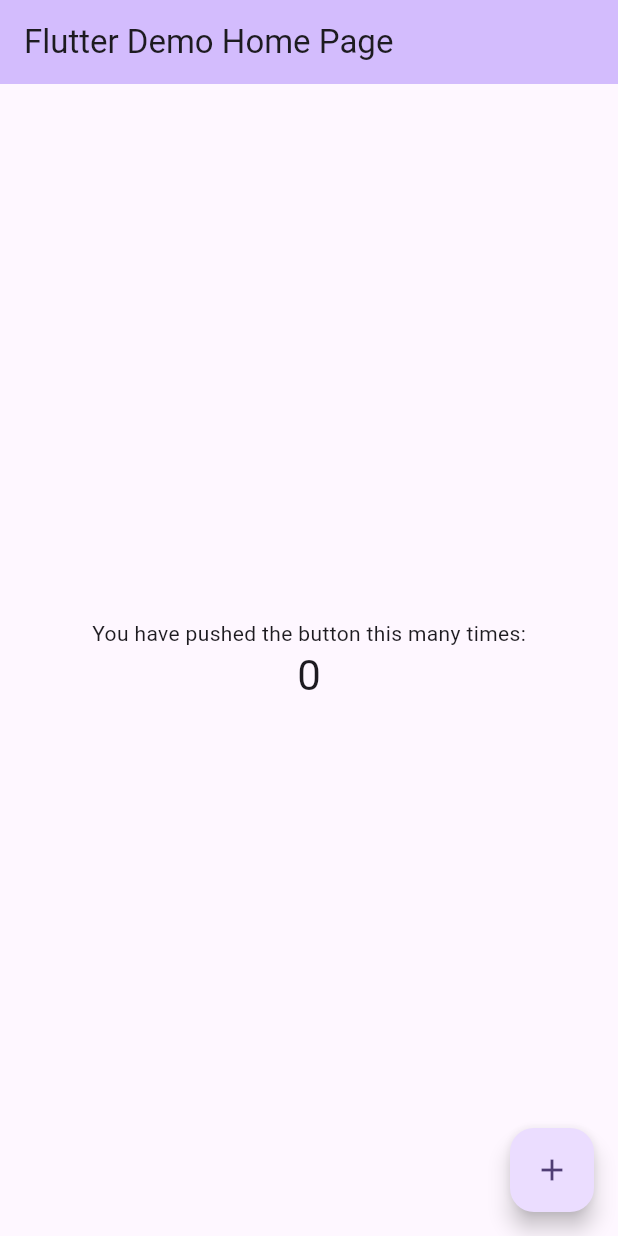
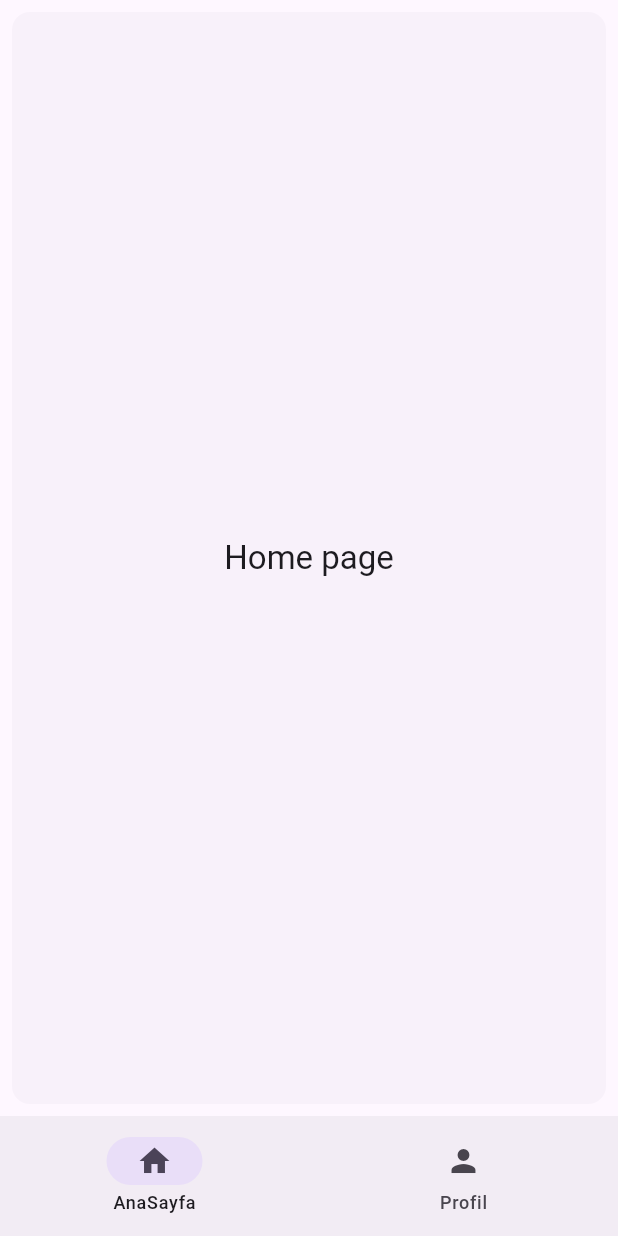
Before and after one commit to olgnbrn/AppJamGrup51, a Flutter app: the screen it shows after launch, on a phone screen of 412 x 824 dp. Run offline on Flutter 3.47's test engine with Material 3 defaults, Android fonts, the light colour scheme and no system bars.

Commit message:
küçük başlangıçlar

```diff
--- a/lib/main.dart
+++ b/lib/main.dart
@@ -1,3 +1,4 @@
+import 'package:appjamgrup51/main_page.dart';
 import 'package:flutter/material.dart';
 
 void main() {
@@ -7,119 +8,15 @@
 class MyApp extends StatelessWidget {
   const MyApp({super.key});
 
-  // This widget is the root of your application.
   @override
   Widget build(BuildContext context) {
     return MaterialApp(
       title: 'Flutter Demo',
       theme: ThemeData(
-        // This is the theme of your application.
-        //
-        // TRY THIS: Try running your application with "flutter run". You'll see
-        // the application has a purple toolbar. Then, without quitting the app,
-        // try changing the seedColor in the colorScheme below to Colors.green
-        // and then invoke "hot reload" (save your changes or press the "hot
-        // reload" button in a Flutter-supported IDE, or press "r" if you used
-        // the command line to start the app).
-        //
-        // Notice that the counter didn't reset back to zero; the application
-        // state is not lost during the reload. To reset the state, use hot
-        // restart instead.
-        //
-        // This works for code too, not just values: Most code changes can be
-        // tested with just a hot reload.
         colorScheme: ColorScheme.fromSeed(seedColor: Colors.deepPurple),
         useMaterial3: true,
       ),
-      home: const MyHomePage(title: 'Flutter Demo Home Page'),
+      home: const MainPage(),
     );
   }
 }
-
-class MyHomePage extends StatefulWidget {
-  const MyHomePage({super.key, required this.title});
-
-  // This widget is the home page of your application. It is stateful, meaning
-  // that it has a State object (defined below) that contains fields that affect
-  // how it looks.
-
-  // This class is the configuration for the state. It holds the values (in this
-  // case the title) provided by the parent (in this case the App widget) and
-  // used by the build method of the State. Fields in a Widget subclass are
-  // always marked "final".
-
-  final String title;
-
-  @override
-  State<MyHomePage> createState() => _MyHomePageState();
-}
-
-class _MyHomePageState extends State<MyHomePage> {
-  int _counter = 0;
-
-  void _incrementCounter() {
-    setState(() {
-      // This call to setState tells the Flutter framework that something has
-      // changed in this State, which causes it to rerun the build method below
-      // so that the display can reflect the updated values. If we changed
-      // _counter without calling setState(), then the build method would not be
-      // called again, and so nothing would appear to happen.
-      _counter++;
-    });
-  }
-
-  @override
-  Widget build(BuildContext context) {
-    // This method is rerun every time setState is called, for instance as done
-    // by the _incrementCounter method above.
-    //
-    // The Flutter framework has been optimized to make rerunning build methods
-    // fast, so that you can just rebuild anything that needs updating rather
-    // than having to individually change instances of widgets.
-    return Scaffold(
-      appBar: AppBar(
-        // TRY THIS: Try changing the color here to a specific color (to
-        // Colors.amber, perhaps?) and trigger a hot reload to see the AppBar
-        // change color while the other colors stay the same.
-        backgroundColor: Theme.of(context).colorScheme.inversePrimary,
-        // Here we take the value from the MyHomePage object that was created by
-        // the App.build method, and use it to set our appbar title.
-        title: Text(widget.title),
-      ),
-      body: Center(
-        // Center is a layout widget. It takes a single child and positions it
-        // in the middle of the parent.
-        child: Column(
-          // Column is also a layout widget. It takes a list of children and
-          // arranges them vertically. By default, it sizes itself to fit its
-          // children horizontally, and tries to be as tall as its parent.
-          //
-          // Column has various properties to control how it sizes itself and
-          // how it positions its children. Here we use mainAxisAlignment to
-          // center the children vertically; the main axis here is the vertical
-          // axis because Columns are vertical (the cross axis would be
-          // horizontal).
-          //
-          // TRY THIS: Invoke "debug painting" (choose the "Toggle Debug Paint"
-          // action in the IDE, or press "p" in the console), to see the
-          // wireframe for each widget.
-          mainAxisAlignment: MainAxisAlignment.center,
-          children: <Widget>[
-            const Text(
-              'You have pushed the button this many times:',
-            ),
-            Text(
-              '$_counter',
-              style: Theme.of(context).textTheme.headlineMedium,
-            ),
-          ],
-        ),
-      ),
-      floatingActionButton: FloatingActionButton(
-        onPressed: _incrementCounter,
-        tooltip: 'Increment',
-        child: const Icon(Icons.add),
-      ), // This trailing comma makes auto-formatting nicer for build methods.
-    );
-  }
-}
--- /dev/null
+++ b/lib/main_page.dart
@@ -0,0 +1,62 @@
+import 'package:flutter/material.dart';
+
+class MainPage extends StatefulWidget {
+  const MainPage({super.key});
+
+  @override
+  State<MainPage> createState() => _MainPageState();
+}
+
+class _MainPageState extends State<MainPage> {
+  int currentPageIndex = 0;
+
+  @override
+  Widget build(BuildContext context) {
+    final ThemeData theme = Theme.of(context);
+    return Scaffold(
+      bottomNavigationBar: NavigationBar(
+        onDestinationSelected: (value) {
+          setState(() {
+            currentPageIndex = value;
+          });
+        },
+        selectedIndex: currentPageIndex,
+        destinations: [
+          NavigationDestination(
+              icon: Icon(Icons.home),
+              label: "AnaSayfa"),
+          NavigationDestination(
+              icon: Icon(Icons.person),
+              label: "Profil"),
+        ],
+      ),
+      body: <Widget>[
+        Card(
+          shadowColor: Colors.transparent,
+          margin: const EdgeInsets.all(8.0),
+          child: SizedBox.expand(
+            child: Center(
+              child: Text(
+                'Home page',
+                style: theme.textTheme.titleLarge,
+              ),
+            ),
+          ),
+        ),
+        Card(
+          shadowColor: Colors.transparent,
+          margin: const EdgeInsets.all(8.0),
+          child: SizedBox.expand(
+            child: Center(
+              child: Text(
+                'Ayarlar',
+                style: theme.textTheme.titleLarge,
+              ),
+            ),
+          ),
+        ),
+
+      ][currentPageIndex]
+    );
+  }
+}
```
